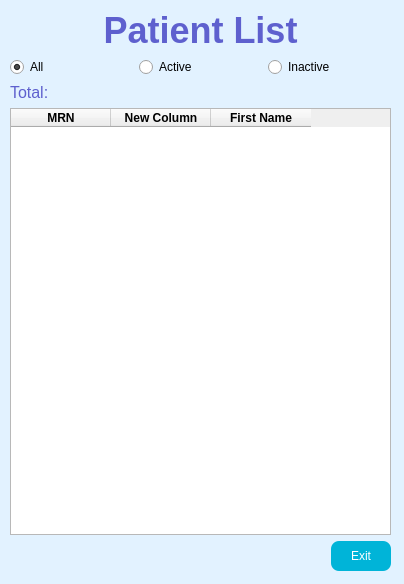
Before: the Qt Designer form resource/uic/patientlist.ui in xyang-github/INR_Tracker, drawn with Qt 5.
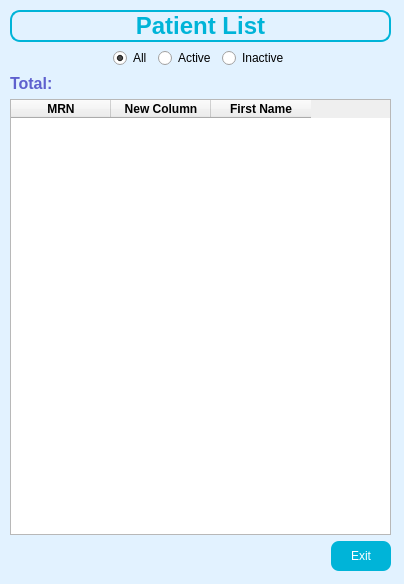
After: the same form once the commit is applied.

What changed in the file:
```diff
--- a/resource/uic/patientlist.ui
+++ b/resource/uic/patientlist.ui
@@ -22,7 +22,7 @@
 	background-color: #00b4d8;
 	color: white;
 	border-radius: 8px;
-	font-family: &quot;Readex Pro&quot;;
+	font-family: &quot;Raleway&quot;;
 	font: 12px;
 }
 
@@ -37,18 +37,21 @@
 
 QLabel {
 	color: #5E60CE;
-	font-family: &quot;Raleway&quot;;
+	font-family: &quot;Source Sans Pro&quot;;
 	font-size: 16px;
+	font-weight: bold;
 }
 
 QLabel#lblHeader {
-	font-family: &quot;Raleway&quot;;
-	font-size: 36px;	
+	font-family: &quot;Source Sans Pro&quot;;
+	font-size: 24px;	
 	font-weight: bold;
-	margin: 0;
+	color: #00b4d8;
+	border: 2px solid #00b4d8;
+	border-radius: 10px;
 }</string>
   </property>
-  <widget class="QWidget" name="">
+  <widget class="QWidget" name="layoutWidget">
    <property name="geometry">
     <rect>
      <x>10</x>
@@ -70,6 +73,19 @@
     </item>
     <item>
      <layout class="QHBoxLayout" name="lytRadioButton">
+      <item>
+       <spacer name="horizontalSpacer_2">
+        <property name="orientation">
+         <enum>Qt::Horizontal</enum>
+        </property>
+        <property name="sizeHint" stdset="0">
+         <size>
+          <width>40</width>
+          <height>20</height>
+         </size>
+        </property>
+       </spacer>
+      </item>
       <item>
        <widget class="QRadioButton" name="rbtAll">
         <property name="styleSheet">
@@ -112,6 +128,19 @@
         </attribute>
        </widget>
       </item>
+      <item>
+       <spacer name="horizontalSpacer_3">
+        <property name="orientation">
+         <enum>Qt::Horizontal</enum>
+        </property>
+        <property name="sizeHint" stdset="0">
+         <size>
+          <width>40</width>
+          <height>20</height>
+         </size>
+        </property>
+       </spacer>
+      </item>
      </layout>
     </item>
     <item>
```
Left out of the diff: 4 changed lines with no effect on the pictures.
